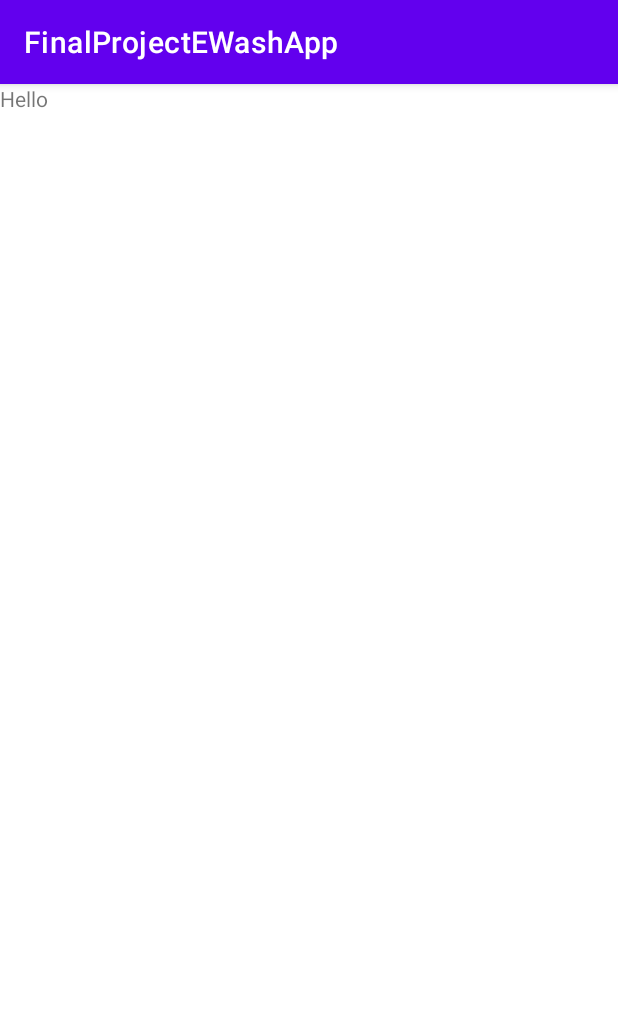
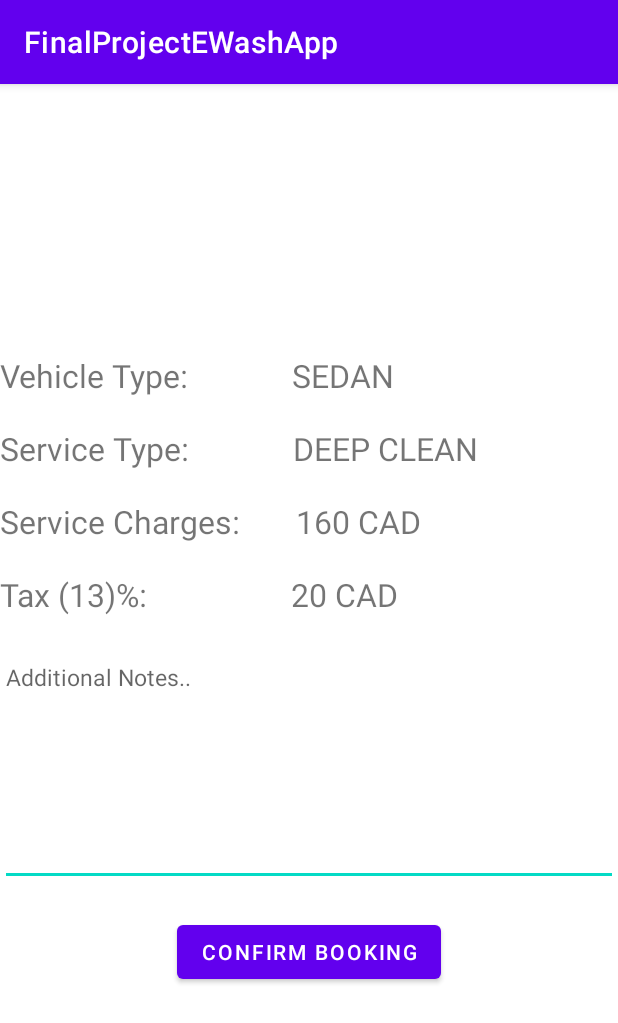
Before and after one commit to sandh401/FinalProjectEWashApp, an Android app: the fragment UserConfirmBookingFragment shown on its own in the app's theme, on a phone screen of 412 x 824 dp. Shown: the top 1023 px of the screen. Run offline under Robolectric (Android 15) with nearby library versions, the phone set to English and light mode, and no system bars.

Commit message:
User Confirm Booking UI

```diff
--- a/app/src/main/res/layout/fragment_user_confirm_booking.xml
+++ b/app/src/main/res/layout/fragment_user_confirm_booking.xml
@@ -1,13 +1,77 @@
 <?xml version="1.0" encoding="utf-8"?>
-<FrameLayout xmlns:android="http://schemas.android.com/apk/res/android"
+<RelativeLayout xmlns:android="http://schemas.android.com/apk/res/android"
     xmlns:tools="http://schemas.android.com/tools"
     android:layout_width="match_parent"
     android:layout_height="match_parent"
     tools:context=".UserConfirmBookingFragment">
 
+
     <TextView
+        android:id="@+id/textViewConfirmVehicleType"
+        android:layout_width="wrap_content"
+        android:layout_height="wrap_content"
+        android:text="Vehicle Type:             SEDAN"
+        android:textSize="21sp"
+        android:layout_marginTop="180dp"
+         />
+
+    <TextView
+        android:id="@+id/textViewConfirmServiceType"
+        android:layout_width="wrap_content"
+        android:layout_height="wrap_content"
+        android:text="Service Type:             DEEP CLEAN"
+        android:layout_marginTop="20dp"
+        android:textSize="21sp"
+        android:layout_below="@+id/textViewConfirmVehicleType"
+        />
+
+    <TextView
+        android:id="@+id/textViewServiceCharges"
+        android:layout_width="wrap_content"
+        android:layout_height="wrap_content"
+        android:layout_below="@id/textViewConfirmServiceType"
+        android:layout_marginTop="20dp"
+        android:text="Service Charges:       160 CAD"
+        android:textSize="21sp"
+
+        />
+
+    <TextView
+        android:id="@+id/textViewServiceTax"
+        android:layout_width="wrap_content"
+        android:layout_height="wrap_content"
+        android:layout_below="@id/textViewServiceCharges"
+        android:layout_marginTop="20dp"
+        android:text="Tax (13)%:                  20 CAD"
+        android:textSize="21sp"
+
+        />
+
+
+    <EditText
+        android:id="@+id/editTextAdditionalNotes"
         android:layout_width="match_parent"
-        android:layout_height="match_parent"
-        android:text="Hello" />
+        android:layout_height="160dp"
+        android:layout_below="@id/textViewServiceTax"
+        android:layout_marginTop="20dp"
+        android:ems="10"
+        android:gravity="left|top"
+        android:hint="Additional Notes.."
+        android:inputType="textMultiLine"
+        android:textSize="15sp">
 
-</FrameLayout>
+        <requestFocus />
+    </EditText>
+
+    <Button
+        android:id="@+id/buttonConfirmBooking"
+        android:layout_width="wrap_content"
+        android:layout_height="wrap_content"
+        android:layout_below="@id/editTextAdditionalNotes"
+        android:layout_marginTop="20dp"
+        android:layout_centerHorizontal="true"
+        android:text="Confirm Booking"
+
+        />
+
+</RelativeLayout>
```
